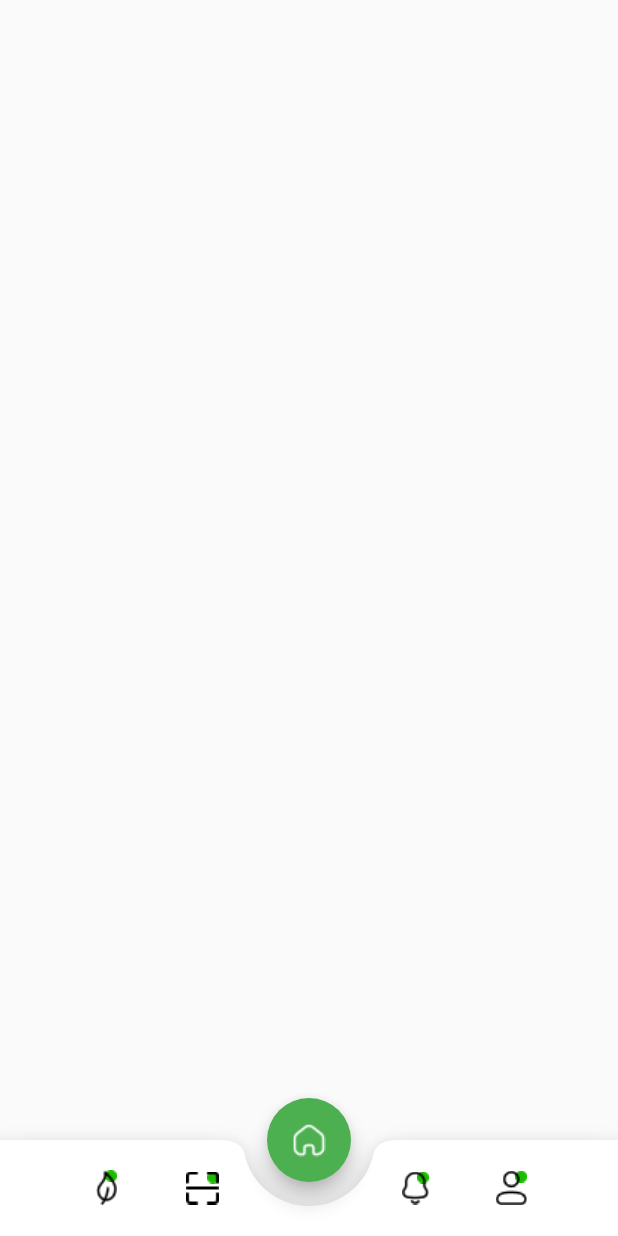
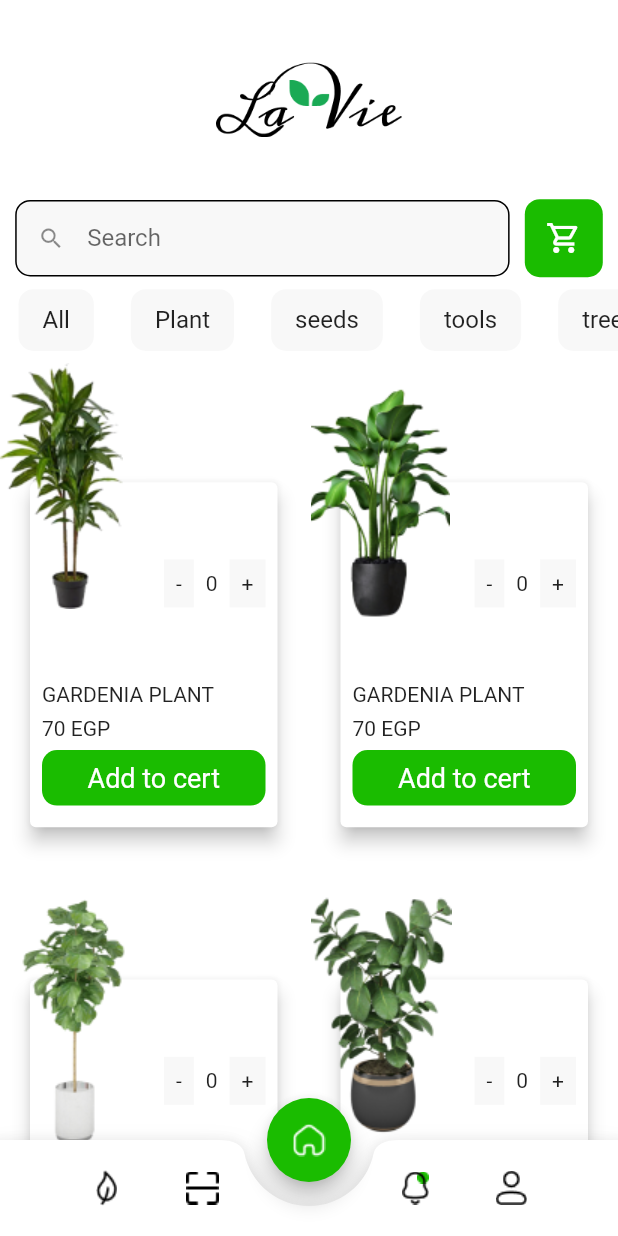
Before and after one commit to hassanProDev/LavaApp, a Flutter app: the HomeScreen screen opened by its route, on a phone screen of 412 x 824 dp. Run offline on Flutter 3.47's test engine with Material 2 defaults, Android fonts, the phone set to English and light mode, and no system bars.

Commit message:
create home screen & question screen

```diff
--- a/lib/main.dart
+++ b/lib/main.dart
@@ -12,7 +12,7 @@ class MyApp extends StatelessWidget {
     return MaterialApp(
       debugShowCheckedModeBanner: false,
       // home: RegisterScreen(),
-      initialRoute: HomeScreen.routeName,
+      initialRoute: RegisterScreen.routeName,
       routes: {
         RegisterScreen.routeName: (_) => RegisterScreen(),
         HomeScreen.routeName: (_) => HomeScreen(),
--- a/lib/view/component/custom_button.dart
+++ b/lib/view/component/custom_button.dart
@@ -19,7 +19,7 @@ class CustomButton extends StatelessWidget {
           color: color,
           borderRadius: BorderRadius.circular(10),
         ),
-        padding: EdgeInsets.symmetric(vertical: 16),
+        padding: EdgeInsets.symmetric(vertical: 8),
         width: double.infinity,
         child: Text(
           text!,
--- a/lib/view/home_screen/customise/custom_btn_nav.dart
+++ b/lib/view/home_screen/customise/custom_btn_nav.dart
@@ -2,18 +2,22 @@ import 'package:flutter/material.dart';
 
 class CustomBtnNav extends StatelessWidget {
   String? imgName;
-  CustomBtnNav({this.imgName});
+  bool? ellipse;
+  Function? func;
+  CustomBtnNav({this.imgName,this.ellipse=false,this.func});
   @override
   Widget build(BuildContext context) {
     return  Container(
       margin: EdgeInsets.all(8),
       child: IconButton(
-        onPressed: () {},
+        onPressed: () {
+          func!();
+        },
         padding: EdgeInsets.symmetric(horizontal: 8),
         icon: Stack(
           alignment: AlignmentDirectional.topEnd,
           children: [
-            Visibility(child: Image.asset('assets/images/homeScreen/Ellipse.png'),visible: true,),
+            Visibility(child: Image.asset('assets/images/homeScreen/Ellipse.png'),visible: ellipse!,),
             Image.asset('assets/images/homeScreen/$imgName.png'),
           ],
         ),
--- a/lib/view/home_screen/home_screen.dart
+++ b/lib/view/home_screen/home_screen.dart
@@ -1,5 +1,8 @@
 import 'package:flutter/material.dart';
 import 'package:lava_app/view/home_screen/customise/custom_btn_nav.dart';
+import 'package:lava_app/view/home_screen/tabs/tabs.dart';
+
+import '../themes_colors.dart';
 
 class HomeScreen extends StatefulWidget {
   static const String routeName = 'homeScreen';
@@ -9,17 +12,21 @@ class HomeScreen extends StatefulWidget {
 }
 
 class _HomeScreenState extends State<HomeScreen> {
+  int pageIndex=0;
   @override
   Widget build(BuildContext context) {
     return SafeArea(
       child: Scaffold(
-        body: Row(
-          children: [],
-        ),
+        backgroundColor: Colors.white,
+        body: tabs[pageIndex],
+
         floatingActionButtonLocation: FloatingActionButtonLocation.centerDocked,
         floatingActionButton: FloatingActionButton(
-          backgroundColor: Colors.green,
-          onPressed: () {},
+          backgroundColor: MyTheme.primaryColor,
+          onPressed: () {
+            pageIndex=0;
+            setState((){});
+          },
           child: Image.asset('assets/images/homeScreen/home.png'),
         ),
         bottomNavigationBar: BottomAppBar(
@@ -31,14 +38,18 @@ class _HomeScreenState extends State<HomeScreen> {
               Row(
                 mainAxisAlignment: MainAxisAlignment.spaceBetween,
                 children: [
-                  CustomBtnNav(imgName: 'lava'),
+                  CustomBtnNav(imgName: 'lava',func: (){
+                    pageIndex=1;
+                    setState((){});
+
+                  },),
                   CustomBtnNav(imgName: 'barcode'),
                 ],
               ),
               Row(
                 mainAxisAlignment: MainAxisAlignment.spaceBetween,
                 children: [
-                  CustomBtnNav(imgName: 'Bell'),
+                  CustomBtnNav(imgName: 'Bell',ellipse: true,),
                   CustomBtnNav(imgName: 'person'),
                 ],
               ),
--- /dev/null
+++ b/lib/view/home_screen/tabs/sales_screen/customise/custom_filter_btn.dart
@@ -0,0 +1,34 @@
+import 'package:flutter/material.dart';
+
+class CustomFilterBtns extends StatelessWidget {
+  List<String> filterBy = ['All', 'Plant', 'seeds', 'tools', 'trees'];
+
+  @override
+  Widget build(BuildContext context) {
+    return Container(
+      alignment: Alignment.center,
+      height: MediaQuery.of(context).size.height * 0.05,
+      margin: EdgeInsets.symmetric(vertical: 8),
+      child: ListView.builder(
+        scrollDirection: Axis.horizontal,
+        itemCount: filterBy.length,
+        itemBuilder: (context, index) => InkWell(
+          child: Container(
+            alignment: Alignment.center,
+            margin: EdgeInsets.symmetric(
+                horizontal: MediaQuery.of(context).size.width * 0.03),
+            padding: EdgeInsets.symmetric(vertical: 8, horizontal: 16),
+            child: Text(
+              filterBy[index],
+              style: TextStyle(fontSize: 16),
+            ),
+            decoration: BoxDecoration(
+              borderRadius: BorderRadius.circular(10),
+              color: Color(0xfff8f8f8),
+            ),
+          ),
+        ),
+      ),
+    );
+  }
+}
--- /dev/null
+++ b/lib/view/home_screen/tabs/sales_screen/customise/custom_item.dart
@@ -0,0 +1,118 @@
+import 'package:flutter/material.dart';
+import 'package:lava_app/view/component/custom_button.dart';
+import 'package:lava_app/view/themes_colors.dart';
+
+class CustomItem extends StatefulWidget {
+  String? imgName;
+
+  CustomItem({Key? key, this.imgName}) : super(key: key);
+
+  @override
+  State<CustomItem> createState() => _CustomItemState();
+}
+
+class _CustomItemState extends State<CustomItem> {
+  int counter = 0;
+
+  @override
+  Widget build(BuildContext context) {
+    double height = MediaQuery.of(context).size.height;
+    // double width = MediaQuery.of(context).size.width;
+
+    return Stack(
+      children: [
+        Container(
+          height: height * 0.40,
+          padding: EdgeInsets.all(16),
+          child: Column(
+            children: [
+              Expanded(
+                flex: 1,
+                child: Container(
+                    ),
+              ),
+              Expanded(
+                flex: 4,
+                child: Card(
+                  elevation: 5,
+                  child: Container(
+                    padding: EdgeInsets.all(8),
+                    child: Column(
+                      children: [
+                        Expanded(
+                          flex: 5,
+                          child: Container(
+                            child:               Row(
+                              mainAxisAlignment: MainAxisAlignment.end,
+                              children: [
+                                InkWell(
+                                  onTap: () {
+                                    setState(() {
+                                      if (counter > 0) {
+                                        counter--;
+                                      }
+                                    });
+                                  },
+                                  child: Container(
+                                    color: MyTheme.offWhiteBackground,
+                                    padding: EdgeInsets.all(8),
+                                    child: Text('-'),
+                                  ),
+                                ),
+                                Padding(
+                                  padding: const EdgeInsets.symmetric(
+                                      horizontal: 8.0),
+                                  child: Text('$counter'),
+                                ),
+                                InkWell(
+                                  onTap: () {
+                                    setState(() {
+                                      counter++;
+                                    });
+                                  },
+                                  child: Container(
+                                    color: MyTheme.offWhiteBackground,
+                                    padding: EdgeInsets.all(8),
+                                    child: Text('+'),
+                                  ),
+                                ),
+                              ],
+                            ),
+                          ),
+                        ),
+                        Expanded(
+                          flex: 4,
+                          child: Container(
+                            child: Column(
+                              crossAxisAlignment: CrossAxisAlignment.stretch,
+                              mainAxisAlignment: MainAxisAlignment.spaceEvenly,
+                              children: [
+                                Text('GARDENIA PLANT'),
+                                Text('70 EGP'),
+                                CustomButton(
+                                  text: 'Add to cert',
+                                  color: MyTheme.primaryColor,
+                                  textColor: Colors.white,
+                                  onTab: () {},
+                                ),
+                              ],
+                            ),
+                          ),
+                        ),
+                      ],
+                    ),
+                  ),
+                ),
+              ),
+            ],
+          ),
+        ),
+        Positioned(
+          left: 0,
+          child: Image.asset(
+              'assets/images/sales_screen/img${widget.imgName}.png',),
+        ),
+      ],
+    );
+  }
+}
--- /dev/null
+++ b/lib/view/home_screen/tabs/sales_screen/customise/search_textfield_cartBtn.dart
@@ -0,0 +1,50 @@
+
+import 'package:flutter/material.dart';
+
+import '../../../../themes_colors.dart';
+
+class SearchTextField extends StatelessWidget {
+  const SearchTextField({Key? key}) : super(key: key);
+
+  @override
+  Widget build(BuildContext context) {
+    return Container(
+      width: MediaQuery.of(context).size.width,
+      child: Row(
+        mainAxisAlignment: MainAxisAlignment.spaceEvenly,
+        children: [
+          Container(
+            width: MediaQuery.of(context).size.width*0.80,
+            child: TextField(
+
+              decoration: InputDecoration(
+                filled: true,
+                fillColor: MyTheme.offWhiteBackground,
+                isDense: true,
+                prefixIcon: Icon(Icons.search),
+                hintText: 'Search',
+                enabledBorder: OutlineInputBorder(
+                  borderRadius: BorderRadius.circular(10),
+                ),
+                focusedBorder: OutlineInputBorder(
+                  borderRadius: BorderRadius.circular(10),
+                ),
+              ),
+            ),
+          ),
+
+          InkWell(
+            child: Container(
+              padding: EdgeInsets.all(14),
+              decoration: BoxDecoration(
+                borderRadius: BorderRadius.circular(10),
+                color: MyTheme.primaryColor
+              ),
+              child: Icon(Icons.shopping_cart_outlined,color: Colors.white,),
+            ),
+          )
+        ],
+      ),
+    );
+  }
+}
--- /dev/null
+++ b/lib/view/home_screen/tabs/sales_screen/sales_screen.dart
@@ -0,0 +1,40 @@
+import 'package:flutter/material.dart';
+import 'package:flutter_staggered_grid_view/flutter_staggered_grid_view.dart';
+import 'package:lava_app/view/home_screen/tabs/sales_screen/customise/custom_item.dart';
+
+import 'customise/custom_filter_btn.dart';
+import 'customise/search_textfield_cartBtn.dart';
+
+class SalesScreen extends StatelessWidget {
+  const SalesScreen({Key? key}) : super(key: key);
+
+  @override
+  Widget build(BuildContext context) {
+    return Column(
+      children: [
+        Container(
+          alignment: Alignment.center,
+          padding: EdgeInsets.symmetric(
+              vertical: MediaQuery.of(context).size.height * 0.05),
+          child: Image.asset(
+            'assets/images/register/lavaLogo.png',
+            width: MediaQuery.of(context).size.width * 0.3,
+          ),
+        ),
+        SearchTextField(),
+        CustomFilterBtns(),
+        Expanded(
+          child: MasonryGridView.count(
+            itemCount: 4,
+            crossAxisCount: 2,
+            mainAxisSpacing: 2,
+            crossAxisSpacing: 2,
+            itemBuilder: (context, index) => CustomItem(
+              imgName: '${index + 1}',
+            ),
+          ),
+        ),
+      ],
+    );
+  }
+}
--- a/lib/view/home_screen/tabs/tabs.dart
+++ b/lib/view/home_screen/tabs/tabs.dart
@@ -1,8 +1,8 @@
 import 'package:flutter/cupertino.dart';
+import 'package:lava_app/view/home_screen/tabs/questions_screen/questions_screen.dart';
+import 'package:lava_app/view/home_screen/tabs/sales_screen/sales_screen.dart';
 
 List<Widget> tabs = [
-  Container(),
-  Container(),
-  Container(),
-  Container(),
+  SalesScreen(),
+  QuestionScreen(),
 ];
--- /dev/null
+++ b/lib/view/themes_colors.dart
@@ -0,0 +1,7 @@
+
+import 'package:flutter/material.dart';
+
+class MyTheme{
+static const Color offWhiteBackground=Color(0xfff8f8f8);
+static const  Color primaryColor=Color(0xff1ABC00);
+}
--- a/pubspec.yaml
+++ b/pubspec.yaml
@@ -35,6 +35,8 @@ dependencies:
   # Use with the CupertinoIcons class for iOS style icons.
   cupertino_icons: ^1.0.2
   curved_navigation_bar: ^1.0.3
+  flutter_staggered_grid_view: ^0.6.2
+  number_paginator: ^0.0.3
 
 dev_dependencies:
   flutter_test:
@@ -66,6 +68,8 @@ flutter:
   assets:
     - assets/images/register/
     - assets/images/homeScreen/
+    - assets/images/sales_screen/
+
   # An image asset can refer to one or more resolution-specific "variants", see
   # https://flutter.dev/assets-and-images/#resolution-aware
 
```
Also changed, not shown: lib/view/home_screen/tabs/questions_screen/customise/question.dart (added, +66 -0 lines), lib/view/home_screen/tabs/questions_screen/questions_screen.dart (added, +33 -0 lines), lib/view/register_screen/login_screen.dart (+6 -2 lines), lib/view/register_screen/signup_screen.dart (+8 -3 lines), assets/images/sales_screen/img1.png (added), assets/images/sales_screen/img2.png (added), assets/images/sales_screen/img3.png (added), assets/images/sales_screen/img4.png (added), lib/view/home_screen/tabs/questions_screen/data/question_data.dart (added).
